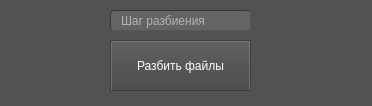
Above: ui/dialog.ui from MichelleWhitee/cardRandomizer_TableTopCreator before the change. Below: the same form after it.
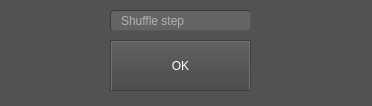
That is the form after the change.

Diff of the .ui file:
```diff
--- a/ui/dialog.ui
+++ b/ui/dialog.ui
@@ -221,7 +221,7 @@
     </rect>
    </property>
    <property name="text">
-    <string>Разбить файлы</string>
+    <string>OK</string>
    </property>
   </widget>
   <widget class="QLineEdit" name="cutValue">
@@ -234,7 +234,7 @@
     </rect>
    </property>
    <property name="placeholderText">
-    <string>Шаг разбиения</string>
+    <string>Shuffle step</string>
    </property>
   </widget>
  </widget>
```
Left out of the diff: 4 changed lines with no effect on the pictures.
